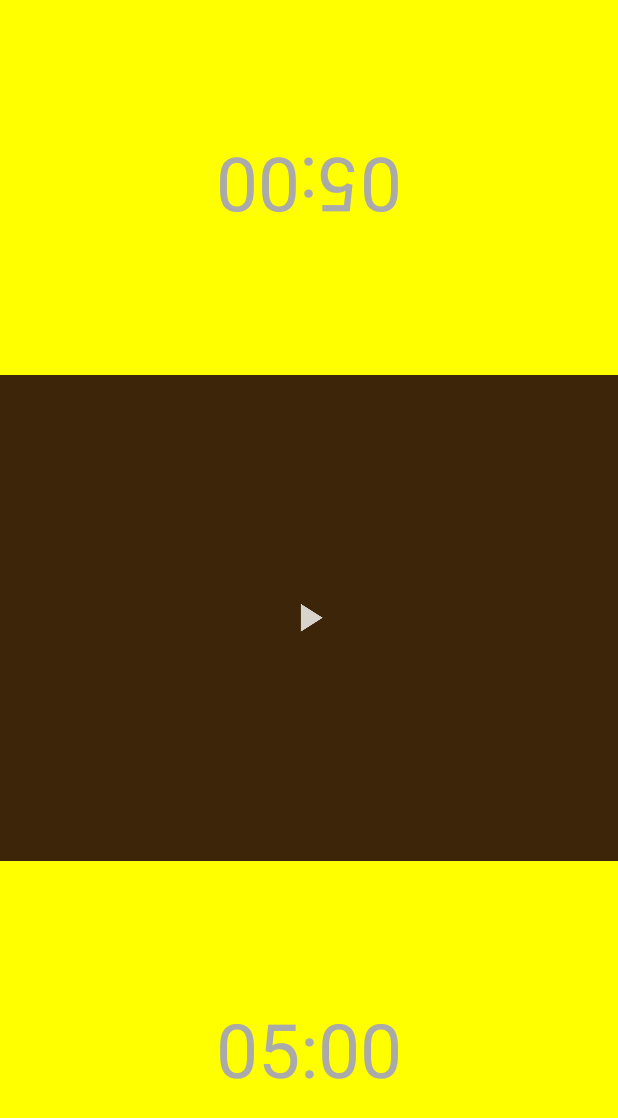
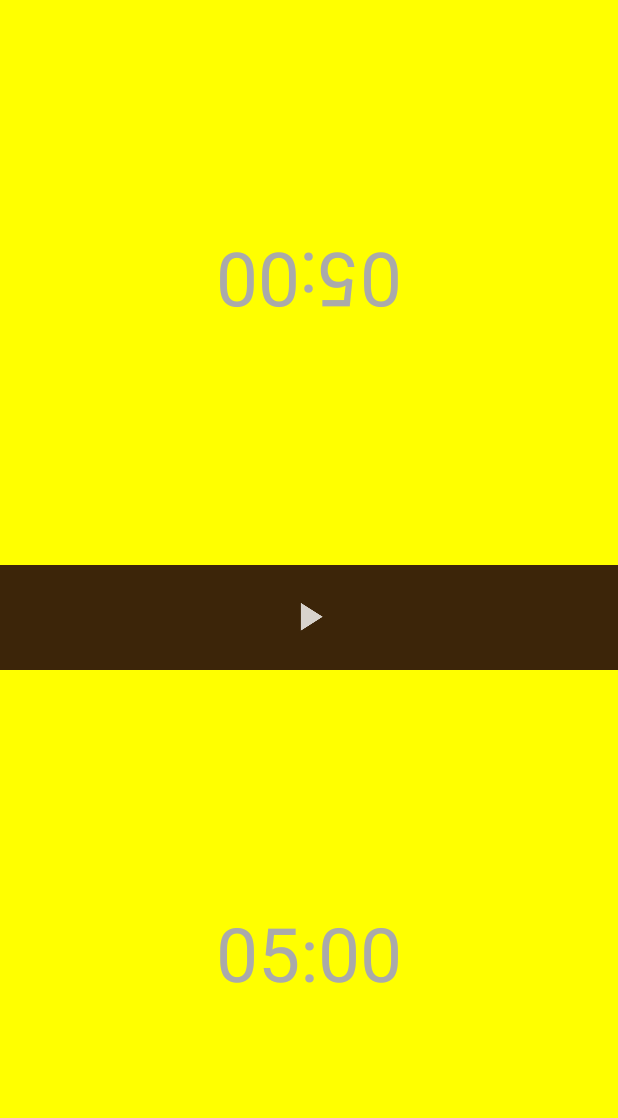
Before and after one commit to TaslimOseni/Kasparov, an Android app: the screen it shows after launch (SurgicalRoom), after a tap on "5 min", on a phone screen of 412 x 824 dp. Shown: the top 1118 px of the screen. Run offline under Robolectric (Android 15) with nearby library versions, the phone set to English and light mode, and no system bars.

```diff
--- a/app/build.gradle
+++ b/app/build.gradle
@@ -1,6 +1,6 @@
 apply plugin: 'com.android.application'
 
-android {
+android{
     compileSdkVersion 26
     buildToolsVersion '26.0.2'
     defaultConfig {
--- a/app/src/main/res/layout/activity_surgical_room.xml
+++ b/app/src/main/res/layout/activity_surgical_room.xml
@@ -10,9 +10,9 @@
     <TextView
         android:id="@+id/top"
         android:layout_width="match_parent"
-        android:layout_height="250dp"
-        android:layout_alignParentTop="true"
+        android:layout_height="match_parent"
         android:gravity="center"
+        android:layout_above="@+id/noMansLand"
         android:rotation="180"
         android:textColor="@android:color/darker_gray"
         android:textSize="50sp" />
@@ -20,19 +20,17 @@
     <TextView
         android:id="@+id/bottom"
         android:layout_width="match_parent"
-        android:layout_height="250dp"
-        android:layout_alignParentBottom="true"
+        android:layout_height="match_parent"
         android:textColor="@android:color/darker_gray"
-        android:layout_alignParentStart="true"
         android:gravity="center"
+        android:layout_below="@+id/noMansLand"
         android:textSize="50sp" />
 
     <RelativeLayout
         android:id="@+id/noMansLand"
         android:layout_width="match_parent"
-        android:layout_height="wrap_content"
-        android:layout_above="@+id/bottom"
-        android:layout_below="@+id/top"
+        android:layout_height="70dp"
+        android:layout_centerInParent="true"
         android:background="#3c2509">
 
         <ImageButton
@@ -42,8 +40,8 @@
             android:layout_height="wrap_content"
             android:layout_gravity="center"
             android:scaleType="fitCenter"
-            android:layout_toStartOf="@+id/playPauseToggle"
-            android:layout_marginEnd="45dp"
+            android:layout_alignParentStart="true"
+            android:layout_marginStart="50dp"
             android:layout_centerInParent="true"
             android:background="#3c2509" />
 
@@ -64,8 +62,8 @@
             android:contentDescription="@string/reset_button"
             android:layout_gravity="center"
             android:scaleType="fitCenter"
-            android:layout_toEndOf="@+id/playPauseToggle"
-            android:layout_marginStart="45dp"
+            android:layout_alignParentEnd="true"
+            android:layout_marginEnd="50dp"
             android:layout_centerInParent="true"
             android:background="#3c2509" />
 
--- a/build.gradle
+++ b/build.gradle
@@ -6,7 +6,7 @@ buildscript {
         google()
     }
     dependencies {
-        classpath 'com.android.tools.build:gradle:3.0.0'
+        classpath 'com.android.tools.build:gradle:3.0.1'
 
         // NOTE: Do not place your application dependencies here; they belong
         // in the individual module build.gradle files
```
Also changed, not shown: 2 other files.
